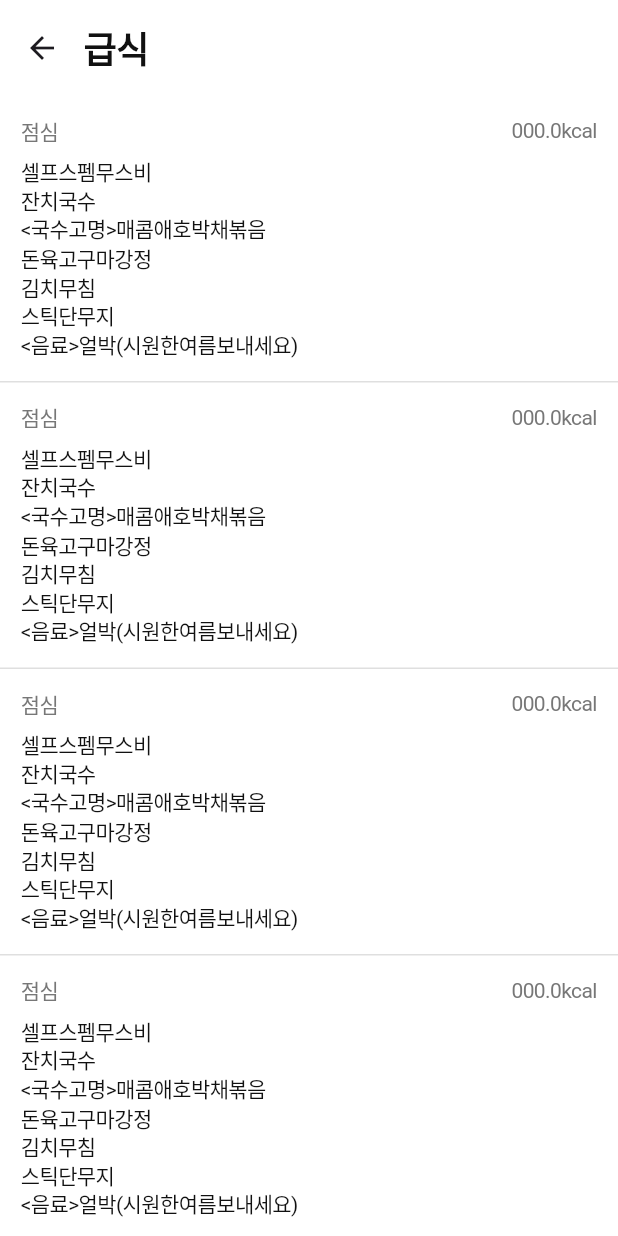
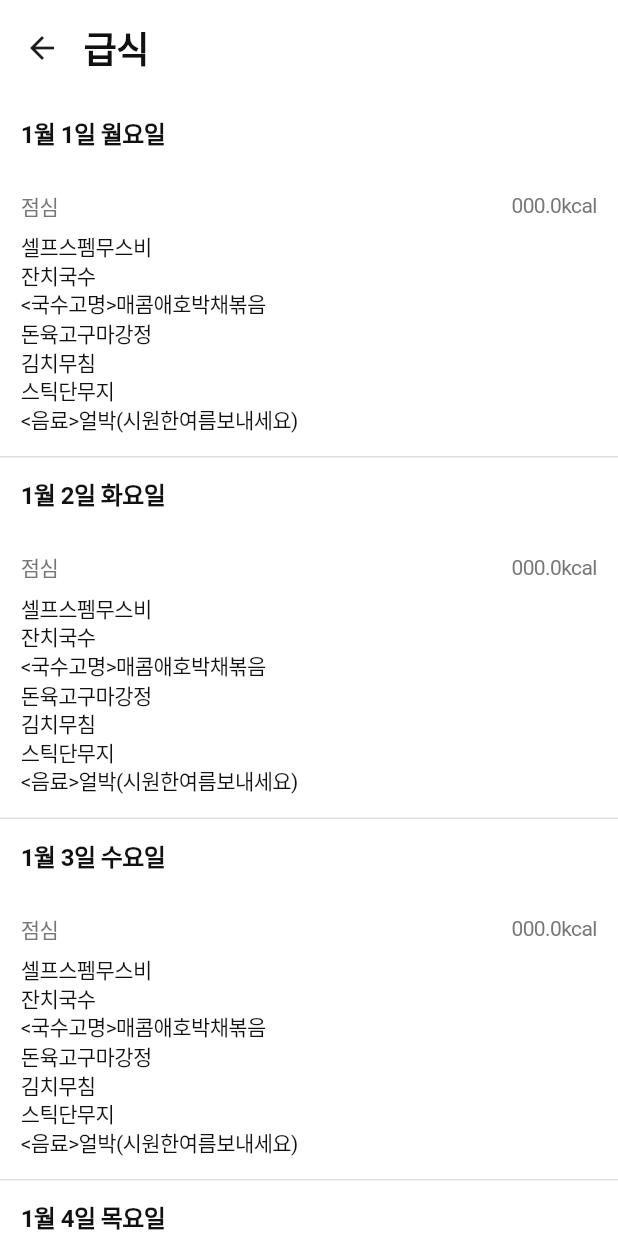
Before and after one commit to dohun0310/BYHS-App, a Flutter app: the MonthMealPage screen opened directly, on a phone screen of 412 x 824 dp. Run offline on Flutter 3.47's test engine with Material 3 defaults, Android fonts, the phone set to English and light mode, and no system bars; our stand-ins replace flutter_dotenv, shared_preferences; accounts and stored records are empty.

Commit message:
edit MonthMealPage

```diff
--- a/lib/pages/monthmeal/main.dart
+++ b/lib/pages/monthmeal/main.dart
@@ -18,41 +18,61 @@ class MonthMealPage extends StatelessWidget {
         child: SingleChildScrollView(
           child: Column(
             children: [
+              Column(
+                children: [
+                  DateContainer(date: "1월 1일 월요일"),
                   MealContainer(
-                date: "1월 1일 월요일",
                     calorie: "000.0kcal",
                     dish: "셀프스펨무스비\n잔치국수\n<국수고명>매콤애호박채볶음\n돈육고구마강정\n김치무침\n스틱단무지\n<음료>얼박(시원한여름보내세요)"
                   ),
+                ],
+              ),
+              Column(
+                children: [
+                  DateContainer(date: "1월 2일 화요일"),
                   MealContainer(
-                date: "1월 2일 화요일",
                     calorie: "000.0kcal",
                     dish: "셀프스펨무스비\n잔치국수\n<국수고명>매콤애호박채볶음\n돈육고구마강정\n김치무침\n스틱단무지\n<음료>얼박(시원한여름보내세요)"
                   ),
+                ],
+              ),
+              Column(
+                children: [
+                  DateContainer(date: "1월 3일 수요일"),
                   MealContainer(
-                date: "1월 3일 수요일",
                     calorie: "000.0kcal",
                     dish: "셀프스펨무스비\n잔치국수\n<국수고명>매콤애호박채볶음\n돈육고구마강정\n김치무침\n스틱단무지\n<음료>얼박(시원한여름보내세요)"
                   ),
+                ],
+              ),
+              Column(
+                children: [
+                  DateContainer(date: "1월 4일 목요일"),
                   MealContainer(
-                date: "1월 4일 목요일",
                     calorie: "000.0kcal",
                     dish: "셀프스펨무스비\n잔치국수\n<국수고명>매콤애호박채볶음\n돈육고구마강정\n김치무침\n스틱단무지\n<음료>얼박(시원한여름보내세요)"
                   ),
+                ],
+              ),
+              Column(
+                children: [
+                  DateContainer(date: "1월 5일 금요일"),
                   MealContainer(
-                date: "1월 5일 금요일",
                     calorie: "000.0kcal",
                     dish: "셀프스펨무스비\n잔치국수\n<국수고명>매콤애호박채볶음\n돈육고구마강정\n김치무침\n스틱단무지\n<음료>얼박(시원한여름보내세요)"
                   ),
+                ],
+              ),
+              Column(
+                children: [
+                  DateContainer(date: "1월 7일 월요일"),
                   MealContainer(
-                date: "1월 7일 월요일",
                     calorie: "000.0kcal",
                     dish: "셀프스펨무스비\n잔치국수\n<국수고명>매콤애호박채볶음\n돈육고구마강정\n김치무침\n스틱단무지\n<음료>얼박(시원한여름보내세요)"
                   ),
-              MealContainer(
-                date: "1월 8일 화요일",
-                calorie: "000.0kcal",
-                dish: "셀프스펨무스비\n잔치국수\n<국수고명>매콤애호박채볶음\n돈육고구마강정\n김치무침\n스틱단무지\n<음료>얼박(시원한여름보내세요)"
+                ],
               ),
+
             ],
           )
         )
```
Lines whose indentation alone changed are shown as unchanged.
